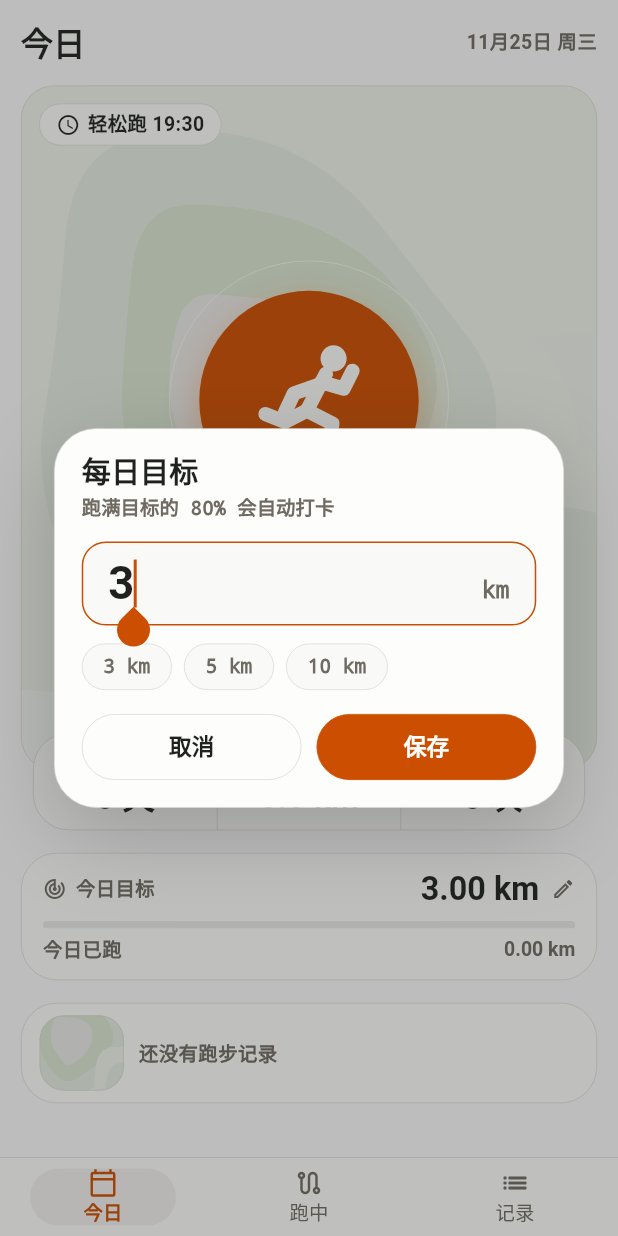
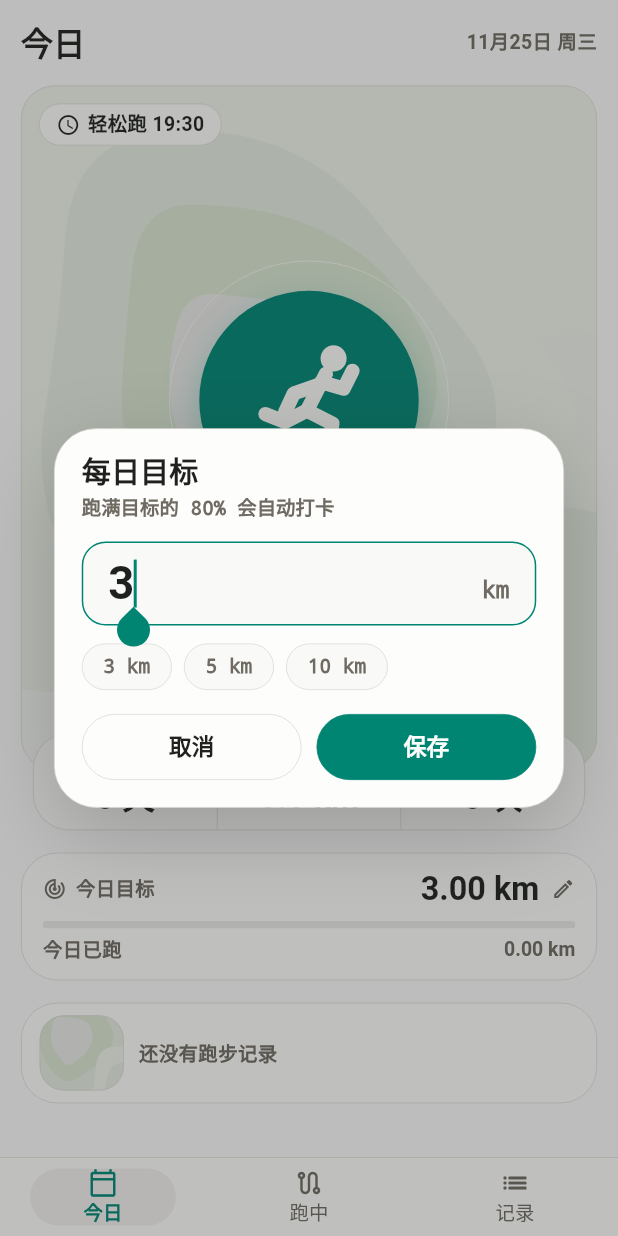
Before and after one commit to dangxinxing090-svg/daily-run, a Flutter app: the screen it shows after launch, after a tap on "今日目标", on a phone screen of 412 x 824 dp. Run offline on Flutter 3.47's test engine with Material 3 defaults, Android fonts, the phone set to English and light mode, and no system bars; our stand-ins replace audioplayers, geolocator, sqflite; missing offline and left inert: gal; accounts and stored records are empty.

Commit message:
主色改为青瓷，主色语义化成语义常量

```diff
--- a/app/lib/run_app.dart
+++ b/app/lib/run_app.dart
@@ -51,7 +51,7 @@ class RunApp extends StatelessWidget {
         useMaterial3: true,
         brightness: Brightness.light,
         scaffoldBackgroundColor: _c(AppPalette.sand2),
-        colorScheme: ColorScheme.light(primary: _c(AppPalette.orange11)),
+        colorScheme: ColorScheme.light(primary: _c(AppPalette.accent)),
         splashFactory: NoSplash.splashFactory,
         highlightColor: Colors.transparent,
       ),
@@ -754,8 +754,8 @@ class _Pill extends StatelessWidget {
       edge = AppPalette.red6;
     } else {
       fg = filled ? AppPalette.sand1 : AppPalette.sand12;
-      bg = filled ? AppPalette.orange11 : AppPalette.sand1;
-      edge = filled ? AppPalette.orange11 : AppPalette.sand6;
+      bg = filled ? AppPalette.accent : AppPalette.sand1;
+      edge = filled ? AppPalette.accent : AppPalette.sand6;
     }
     return Pressable(
       onTap: onTap,
@@ -902,7 +902,7 @@ class _StartButtonState extends State<_StartButton>
                       shape: BoxShape.circle,
                       border: Border.all(
                         width: 2,
-                        color: _c(AppPalette.orange9)
+                        color: _c(AppPalette.accentStrong)
                             .withValues(alpha: (1 - t) * 0.7),
                       ),
                     ),
@@ -929,10 +929,10 @@ class _StartButtonState extends State<_StartButton>
                   height: widget.size * 0.69,
                   decoration: BoxDecoration(
                     shape: BoxShape.circle,
-                    color: _c(AppPalette.orange11),
+                    color: _c(AppPalette.accent),
                     boxShadow: [
                       BoxShadow(
-                        color: _c(AppPalette.orange9).withValues(alpha: 0.35),
+                        color: _c(AppPalette.accentStrong).withValues(alpha: 0.35),
                         blurRadius: 20,
                         offset: const Offset(0, 8),
                       ),
@@ -983,7 +983,7 @@ Widget _mapChip(Widget child, {bool accent = false}) => Container(
         borderRadius: BorderRadius.circular(999),
         border: Border.all(
           width: AppRules.hairline,
-          color: _c(accent ? AppPalette.orange6 : AppPalette.sand6),
+          color: _c(accent ? AppPalette.accentEdge : AppPalette.sand6),
         ),
       ),
       child: child,
@@ -1038,7 +1038,7 @@ class _BootLoaderState extends State<_BootLoader>
                     width: 56,
                     height: 56,
                     child: CustomPaint(
-                      painter: const _RunnerPainter(color: AppPalette.orange11),
+                      painter: const _RunnerPainter(color: AppPalette.accent),
                     ),
                   ),
                 );
@@ -1190,7 +1190,7 @@ class _PulseDotState extends State<_PulseDot>
             height: widget.size,
             decoration: BoxDecoration(
               shape: BoxShape.circle,
-              color: _c(AppPalette.orange9).withValues(alpha: 0.45 + 0.55 * t),
+              color: _c(AppPalette.accentStrong).withValues(alpha: 0.45 + 0.55 * t),
             ),
           );
         },
@@ -1271,14 +1271,14 @@ class _TabBar extends StatelessWidget {
           children: [
             _TintIcon(
               icon: icon,
-              color: on ? AppPalette.orange11 : AppPalette.sand11,
+              color: on ? AppPalette.accent : AppPalette.sand11,
             ),
             const SizedBox(height: 3),
             AnimatedDefaultTextStyle(
               duration: AppMotion.press,
               curve: Curves.easeOut,
               style: _txt(12, on ? 600 : 400,
-                  _c(on ? AppPalette.orange11 : AppPalette.sand11)),
+                  _c(on ? AppPalette.accent : AppPalette.sand11)),
               child: Text(label),
             ),
           ],
@@ -1495,7 +1495,7 @@ Widget _targetCard(
                       child: Container(
                         height: 5,
                         color:
-                            _c(reached ? AppPalette.teal9 : AppPalette.orange9),
+                            _c(reached ? AppPalette.teal9 : AppPalette.accentStrong),
                       ),
                     ),
                   ],
@@ -1695,7 +1695,7 @@ class _RunningPage extends StatelessWidget {
                     Text(
                       paused ? '已暂停' : '记录中',
                       style: _txt(12, 600,
-                          _c(paused ? AppPalette.sand11 : AppPalette.orange11)),
+                          _c(paused ? AppPalette.sand11 : AppPalette.accent)),
                     ),
                   ],
                 ),
@@ -2054,7 +2054,7 @@ class _HistoryRow extends StatelessWidget {
                                   style: _txt(14, 600, _c(AppPalette.sand12))),
                             ),
                             Text('${km.toStringAsFixed(2)} km',
-                                style: _num(14, 600, AppPalette.orange11)),
+                                style: _num(14, 600, AppPalette.accent)),
                           ],
                         ),
                         const SizedBox(height: 6),
@@ -2154,8 +2154,8 @@ class _MonthGrid extends StatelessWidget {
     final int weight;
     if (isToday) {
       bg = AppPalette.sand1;
-      fg = AppPalette.orange11;
-      edge = AppPalette.orange11;
+      fg = AppPalette.accent;
+      edge = AppPalette.accent;
       weight = 700;
     } else if (done) {
       bg = AppPalette.teal9;
@@ -2227,11 +2227,11 @@ class _SplitBars extends StatelessWidget {
                   Container(
                     height: 22 + (shown[i] - lo) / span * 24,
                     decoration: BoxDecoration(
-                      color: _c(AppPalette.sage7),
+                      color: _c(AppPalette.accentSoft),
                       borderRadius: BorderRadius.circular(8),
                       border: Border.all(
                           width: AppRules.hairline,
-                          color: _c(AppPalette.sage8)),
+                          color: _c(AppPalette.accentEdge)),
                     ),
                   ),
                   const SizedBox(height: 4),
@@ -2478,7 +2478,7 @@ class _TargetDialogState extends State<_TargetDialog> {
                         borderRadius:
                             BorderRadius.circular(AppRules.fieldRadius),
                         borderSide: BorderSide(
-                            width: 1, color: _c(AppPalette.orange11)),
+                            width: 1, color: _c(AppPalette.accent)),
                       ),
                     ),
                   ),
@@ -2642,7 +2642,7 @@ class _SessionDialog extends StatelessWidget {
             ),
             const SizedBox(height: 6),
             Text('${(session.distanceMeters / 1000).toStringAsFixed(2)} km',
-                style: _num(28, 600, AppPalette.orange11)),
+                style: _num(28, 600, AppPalette.accent)),
             const SizedBox(height: 10),
             SizedBox(height: 130, child: TerrainMap(points: session.points)),
             const SizedBox(height: 12),
--- a/app/lib/theme.dart
+++ b/app/lib/theme.dart
@@ -1,14 +1,6 @@
 // 前端设计规范定稿色板与排版常量，纯 Dart，Flutter 侧用 Color(0xFFxxxxxx) 取值
 
 class AppPalette {
-  static const int orange1 = 0xFFFEFCFB;
-  static const int orange2 = 0xFFFFF7ED;
-  static const int orange3 = 0xFFFFEFD6;
-  static const int orange5 = 0xFFFFD19A;
-  static const int orange6 = 0xFFFFC182;
-  static const int orange9 = 0xFFF76B15;
-  static const int orange10 = 0xFFEF5F00;
-  static const int orange11 = 0xFFCC4E00;
   static const int teal9 = 0xFF12A594;
   static const int slate1 = 0xFFFCFCFD;
   static const int slate6 = 0xFFD9D9E0;
@@ -16,7 +8,13 @@ class AppPalette {
   static const int slate11 = 0xFF60646C;
   static const int slate12 = 0xFF1C2024;
 
-  // 色块地形版：Radix sand 灰阶做纸面与文字，sage 做地形色块，橙只给轨迹与主按钮。
+  // 主色：青瓷。换配色只改这四行：实色填充、轨迹强调、浅底、描边。
+  static const int accent = 0xFF008573;
+  static const int accentStrong = 0xFF12A594;
+  static const int accentSoft = 0xFFE0F8F3;
+  static const int accentEdge = 0xFFA1DED2;
+
+  // 色块地形版：Radix sand 灰阶做纸面与文字，sage 做地形色块，主色只给轨迹与主按钮。
   static const int sand1 = 0xFFFDFDFC;
   static const int sand2 = 0xFFF9F9F8;
   static const int sand3 = 0xFFF1F0EF;
--- a/app/lib/widgets/terrain.dart
+++ b/app/lib/widgets/terrain.dart
@@ -196,7 +196,7 @@ class TerrainPainter extends CustomPainter {
           ..strokeWidth = stroke
           ..strokeCap = cap
           ..strokeJoin = StrokeJoin.round
-          ..color = _c(AppPalette.orange9),
+          ..color = _c(AppPalette.accentStrong),
       );
     }
 
@@ -207,7 +207,7 @@ class TerrainPainter extends CustomPainter {
         : null;
     if (origin != null) {
       final c = Offset(origin.dx + origin0.dx, origin.dy + origin0.dy);
-      canvas.drawCircle(c, dot, Paint()..color = _c(AppPalette.orange9));
+      canvas.drawCircle(c, dot, Paint()..color = _c(AppPalette.accentStrong));
       canvas.drawCircle(
         c,
         dot,
@@ -224,7 +224,7 @@ class TerrainPainter extends CustomPainter {
         c,
         dot,
         Paint()
-          ..color = _c(AppPalette.orange9)
+          ..color = _c(AppPalette.accentStrong)
           ..strokeWidth = 2
           ..style = PaintingStyle.stroke,
       );
@@ -335,7 +335,7 @@ class PaceProfilePainter extends CustomPainter {
         Paint()
           ..style = PaintingStyle.stroke
           ..strokeWidth = 1.2
-          ..color = _c(AppPalette.orange9).withValues(alpha: 0.35),
+          ..color = _c(AppPalette.accentStrong).withValues(alpha: 0.35),
       );
       return;
     }
@@ -349,10 +349,10 @@ class PaceProfilePainter extends CustomPainter {
           ..style = PaintingStyle.stroke
           ..strokeWidth = 1.7
           ..strokeCap = StrokeCap.round
-          ..color = _c(AppPalette.orange9),
+          ..color = _c(AppPalette.accentStrong),
       );
       canvas.drawCircle(Offset(size.width - 4, y), 3,
-          Paint()..color = _c(AppPalette.orange9));
+          Paint()..color = _c(AppPalette.accentStrong));
       return;
     }
     final vs = values;
@@ -379,21 +379,21 @@ class PaceProfilePainter extends CustomPainter {
       ..lineTo(0, size.height)
       ..close();
     canvas.drawPath(
-        area, Paint()..color = _c(AppPalette.orange3).withValues(alpha: 0.42));
+        area, Paint()..color = _c(AppPalette.accentSoft).withValues(alpha: 0.42));
     canvas.drawPath(
       line,
       Paint()
         ..style = PaintingStyle.stroke
         ..strokeWidth = 1.7
         ..strokeJoin = StrokeJoin.round
-        ..color = _c(AppPalette.orange9),
+        ..color = _c(AppPalette.accentStrong),
     );
     int fastest = 0;
     for (int i = 1; i < vs.length; i++) {
       if (vs[i] < vs[fastest]) fastest = i;
     }
     final c = Offset(fastest * step, ys[fastest]);
-    canvas.drawCircle(c, 3.6, Paint()..color = _c(AppPalette.orange9));
+    canvas.drawCircle(c, 3.6, Paint()..color = _c(AppPalette.accentStrong));
     canvas.drawCircle(
       c,
       3.6,
--- a/app/tool/verify.dart
+++ b/app/tool/verify.dart
@@ -157,7 +157,8 @@ Future<void> main() async {
   check('会话可存可取', repo.sessions.length == 1);
 
   check('色板与排版常量齐备',
-      AppPalette.orange9 == 0xFFF76B15 &&
+      AppPalette.accent == 0xFF008573 &&
+          AppPalette.accentStrong == 0xFF12A594 &&
           AppType.display == 76 &&
           AppRules.hairline == 0.5 &&
           AppCut.skewX < 0);
```
Also changed, not shown: app/lib/widgets/run_share_card.dart (+7 -7 lines), design-demos/t12-card.png (added), design-demos/t12-dialog.png (added), design-demos/t12-history.png (added), design-demos/t12-live.png (added), design-demos/t12-result.png (added), design-demos/t12-today.png (added), 1 other file.
